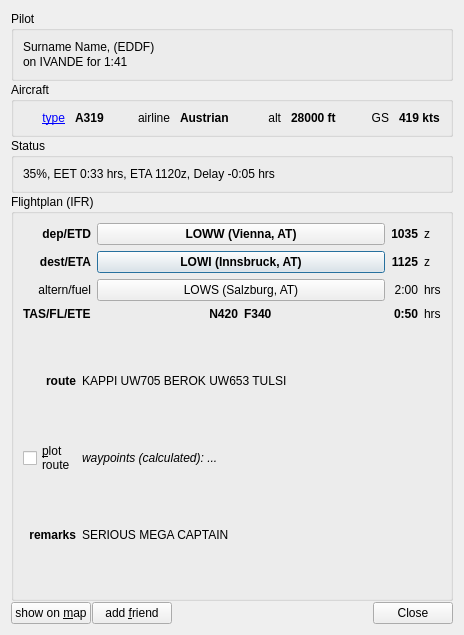
Before: the Qt Designer form trunk/QuteScoop/src/PilotDetails.ui in qutescoop/qutescoop, drawn with Qt 5.
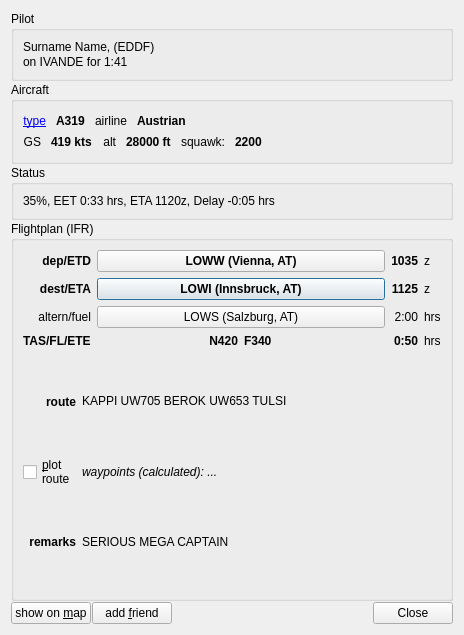
After: the same form once the commit is applied. Icons and pictures are not drawn.

Commit message: Version 2.1.6  fixed:   * file naming conventions   * re-enabled View->Sectorview   * re-enabled Whazzup- and Bookings-download-progressbars   * friends-toggling had double update   * formatting error in QuteScoop.sh  added:   * label in launcher visible now (at least on Linux)   * launcher centerred (hopefully working on multi-monitor-systems)  changed:   * wiki-URL has changed

Patch:
```diff
--- a/trunk/QuteScoop/src/PilotDetails.ui
+++ b/trunk/QuteScoop/src/PilotDetails.ui
@@ -126,34 +126,28 @@
          </widget>
         </item>
         <item>
-         <widget class="QLabel" name="label_15">
-          <property name="toolTip">
-           <string>current altitude</string>
+         <spacer name="horizontalSpacer">
+          <property name="orientation">
+           <enum>Qt::Horizontal</enum>
           </property>
-          <property name="text">
-           <string>alt</string>
+          <property name="sizeHint" stdset="0">
+           <size>
+            <width>40</width>
+            <height>20</height>
+           </size>
           </property>
-          <property name="alignment">
-           <set>Qt::AlignRight|Qt::AlignTrailing|Qt::AlignVCenter</set>
-          </property>
-         </widget>
+         </spacer>
         </item>
-        <item>
-         <widget class="QLabel" name="lblAltitude">
-          <property name="font">
-           <font>
-            <weight>75</weight>
-            <bold>true</bold>
-           </font>
-          </property>
-          <property name="toolTip">
-           <string>current altitude</string>
-          </property>
-          <property name="text">
-           <string>28000 ft</string>
-          </property>
-         </widget>
-        </item>
+       </layout>
+      </item>
+      <item>
+       <layout class="QHBoxLayout" name="horizontalLayout_6" stretch="0,0,0,0,0,0,0">
+        <property name="spacing">
+         <number>10</number>
+        </property>
+        <property name="margin">
+         <number>0</number>
+        </property>
         <item>
          <widget class="QLabel" name="label_13">
           <property name="toolTip">
@@ -183,6 +177,71 @@
           </property>
          </widget>
         </item>
+        <item>
+         <widget class="QLabel" name="label_15">
+          <property name="toolTip">
+           <string>current altitude</string>
+          </property>
+          <property name="text">
+           <string>alt</string>
+          </property>
+          <property name="alignment">
+           <set>Qt::AlignRight|Qt::AlignTrailing|Qt::AlignVCenter</set>
+          </property>
+         </widget>
+        </item>
+        <item>
+         <widget class="QLabel" name="lblAltitude">
+          <property name="font">
+           <font>
+            <weight>75</weight>
+            <bold>true</bold>
+           </font>
+          </property>
+          <property name="toolTip">
+           <string>current altitude</string>
+          </property>
+          <property name="text">
+           <string>28000 ft</string>
+          </property>
+         </widget>
+        </item>
+        <item>
+         <widget class="QLabel" name="label_14">
+          <property name="text">
+           <string>squawk:</string>
+          </property>
+          <property name="alignment">
+           <set>Qt::AlignRight|Qt::AlignTrailing|Qt::AlignVCenter</set>
+          </property>
+         </widget>
+        </item>
+        <item>
+         <widget class="QLabel" name="lblSquwak">
+          <property name="font">
+           <font>
+            <weight>75</weight>
+            <bold>true</bold>
+           </font>
+          </property>
+          <property name="text">
+           <string>2200</string>
+          </property>
+         </widget>
+        </item>
+        <item>
+         <spacer name="horizontalSpacer_2">
+          <property name="orientation">
+           <enum>Qt::Horizontal</enum>
+          </property>
+          <property name="sizeHint" stdset="0">
+           <size>
+            <width>40</width>
+            <height>20</height>
+           </size>
+          </property>
+         </spacer>
+        </item>
        </layout>
       </item>
      </layout>
```
Left out of the diff: 9 changed lines with no effect on the pictures. The commit also changes 61 other files.
